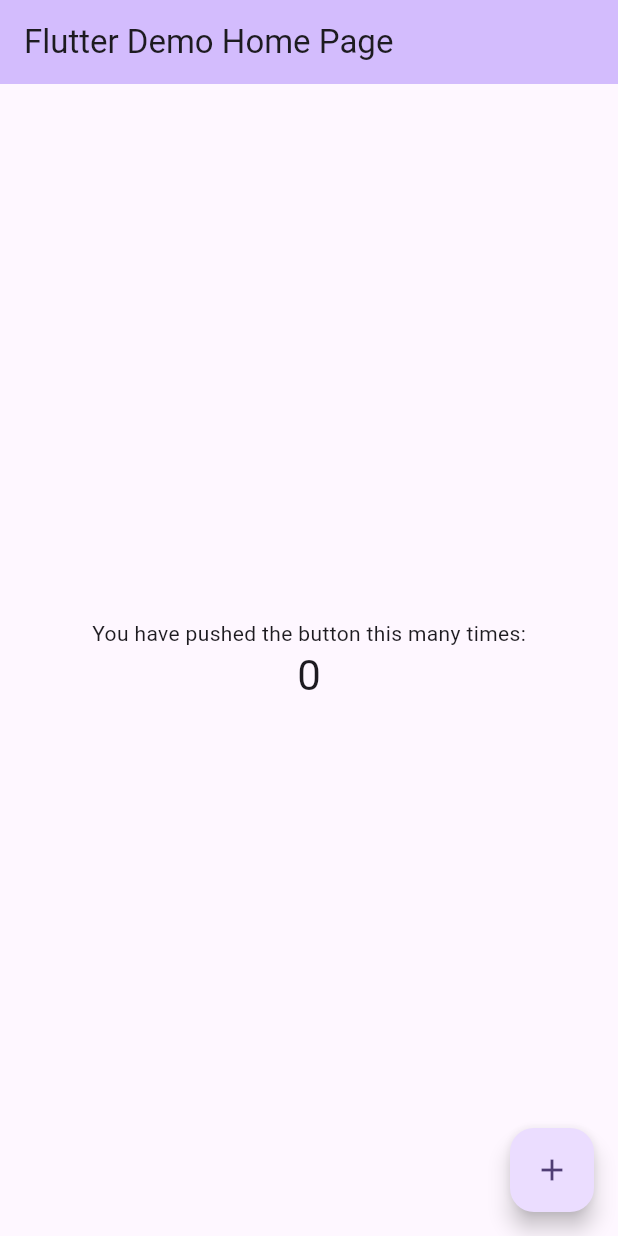
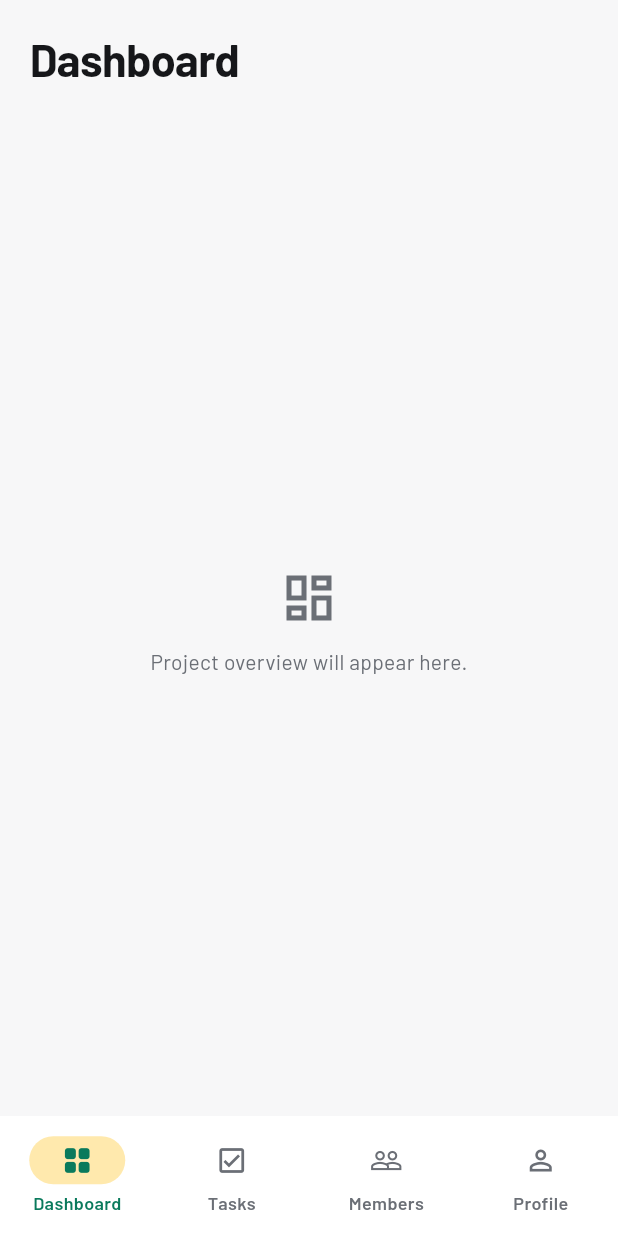
Before and after one commit to rebakevin/beautiful-tracker, a Flutter app: the screen it shows after launch, on a phone screen of 412 x 824 dp. Run offline on Flutter 3.47's test engine with Material 3 defaults, Android fonts, the phone set to English and light mode, and no system bars; our stand-ins replace google_fonts, sqflite; accounts and stored records are empty.

Commit message:
Add bottom navigation with four empty tabs
MainShell switches between Dashboard, Tasks, Members and Profile using
setState and an IndexedStack. Each tab is an empty placeholder built on
shared PageScaffold and EmptyState widgets. main() opens the database
before runApp. Includes a widget test for tab switching.

```diff
--- /dev/null
+++ b/lib/app.dart
@@ -0,0 +1,18 @@
+import 'package:flutter/material.dart';
+
+import 'core/theme/app_theme.dart';
+import 'navigation/main_shell.dart';
+
+class BeautifulTrackerApp extends StatelessWidget {
+  const BeautifulTrackerApp({super.key});
+
+  @override
+  Widget build(BuildContext context) {
+    return MaterialApp(
+      title: 'Beautiful Tracker',
+      debugShowCheckedModeBanner: false,
+      theme: AppTheme.light,
+      home: const MainShell(),
+    );
+  }
+}
--- /dev/null
+++ b/lib/features/dashboard/dashboard_screen.dart
@@ -0,0 +1,19 @@
+import 'package:flutter/material.dart';
+
+import '../../widgets/empty_state.dart';
+import '../../widgets/page_scaffold.dart';
+
+class DashboardScreen extends StatelessWidget {
+  const DashboardScreen({super.key});
+
+  @override
+  Widget build(BuildContext context) {
+    return const PageScaffold(
+      title: 'Dashboard',
+      child: EmptyState(
+        icon: Icons.dashboard_outlined,
+        message: 'Project overview will appear here.',
+      ),
+    );
+  }
+}
--- /dev/null
+++ b/lib/features/members/members_screen.dart
@@ -0,0 +1,19 @@
+import 'package:flutter/material.dart';
+
+import '../../widgets/empty_state.dart';
+import '../../widgets/page_scaffold.dart';
+
+class MembersScreen extends StatelessWidget {
+  const MembersScreen({super.key});
+
+  @override
+  Widget build(BuildContext context) {
+    return const PageScaffold(
+      title: 'Team Members',
+      child: EmptyState(
+        icon: Icons.people_outline,
+        message: 'No team members yet.',
+      ),
+    );
+  }
+}
--- /dev/null
+++ b/lib/features/profile/profile_screen.dart
@@ -0,0 +1,19 @@
+import 'package:flutter/material.dart';
+
+import '../../widgets/empty_state.dart';
+import '../../widgets/page_scaffold.dart';
+
+class ProfileScreen extends StatelessWidget {
+  const ProfileScreen({super.key});
+
+  @override
+  Widget build(BuildContext context) {
+    return const PageScaffold(
+      title: 'Profile',
+      child: EmptyState(
+        icon: Icons.person_outline,
+        message: 'Profile details will appear here.',
+      ),
+    );
+  }
+}
--- /dev/null
+++ b/lib/features/tasks/tasks_screen.dart
@@ -0,0 +1,19 @@
+import 'package:flutter/material.dart';
+
+import '../../widgets/empty_state.dart';
+import '../../widgets/page_scaffold.dart';
+
+class TasksScreen extends StatelessWidget {
+  const TasksScreen({super.key});
+
+  @override
+  Widget build(BuildContext context) {
+    return const PageScaffold(
+      title: 'Tasks',
+      child: EmptyState(
+        icon: Icons.task_alt_outlined,
+        message: 'No tasks yet.',
+      ),
+    );
+  }
+}
--- a/lib/main.dart
+++ b/lib/main.dart
@@ -1,122 +1,11 @@
 import 'package:flutter/material.dart';
 
-void main() {
-  runApp(const MyApp());
+import 'app.dart';
+import 'data/local/database_helper.dart';
+
+Future<void> main() async {
+  // Plugins (sqflite) need the binding before runApp.
+  WidgetsFlutterBinding.ensureInitialized();
+  await DatabaseHelper.instance.database;
+  runApp(const BeautifulTrackerApp());
 }
-
-class MyApp extends StatelessWidget {
-  const MyApp({super.key});
-
-  // This widget is the root of your application.
-  @override
-  Widget build(BuildContext context) {
-    return MaterialApp(
-      title: 'Flutter Demo',
-      theme: ThemeData(
-        // This is the theme of your application.
-        //
-        // TRY THIS: Try running your application with "flutter run". You'll see
-        // the application has a purple toolbar. Then, without quitting the app,
-        // try changing the seedColor in the colorScheme below to Colors.green
-        // and then invoke "hot reload" (save your changes or press the "hot
-        // reload" button in a Flutter-supported IDE, or press "r" if you used
-        // the command line to start the app).
-        //
-        // Notice that the counter didn't reset back to zero; the application
-        // state is not lost during the reload. To reset the state, use hot
-        // restart instead.
-        //
-        // This works for code too, not just values: Most code changes can be
-        // tested with just a hot reload.
-        colorScheme: .fromSeed(seedColor: Colors.deepPurple),
-      ),
-      home: const MyHomePage(title: 'Flutter Demo Home Page'),
-    );
-  }
-}
-
-class MyHomePage extends StatefulWidget {
-  const MyHomePage({super.key, required this.title});
-
-  // This widget is the home page of your application. It is stateful, meaning
-  // that it has a State object (defined below) that contains fields that affect
-  // how it looks.
-
-  // This class is the configuration for the state. It holds the values (in this
-  // case the title) provided by the parent (in this case the App widget) and
-  // used by the build method of the State. Fields in a Widget subclass are
-  // always marked "final".
-
-  final String title;
-
-  @override
-  State<MyHomePage> createState() => _MyHomePageState();
-}
-
-class _MyHomePageState extends State<MyHomePage> {
-  int _counter = 0;
-
-  void _incrementCounter() {
-    setState(() {
-      // This call to setState tells the Flutter framework that something has
-      // changed in this State, which causes it to rerun the build method below
-      // so that the display can reflect the updated values. If we changed
-      // _counter without calling setState(), then the build method would not be
-      // called again, and so nothing would appear to happen.
-      _counter++;
-    });
-  }
-
-  @override
-  Widget build(BuildContext context) {
-    // This method is rerun every time setState is called, for instance as done
-    // by the _incrementCounter method above.
-    //
-    // The Flutter framework has been optimized to make rerunning build methods
-    // fast, so that you can just rebuild anything that needs updating rather
-    // than having to individually change instances of widgets.
-    return Scaffold(
-      appBar: AppBar(
-        // TRY THIS: Try changing the color here to a specific color (to
-        // Colors.amber, perhaps?) and trigger a hot reload to see the AppBar
-        // change color while the other colors stay the same.
-        backgroundColor: Theme.of(context).colorScheme.inversePrimary,
-        // Here we take the value from the MyHomePage object that was created by
-        // the App.build method, and use it to set our appbar title.
-        title: Text(widget.title),
-      ),
-      body: Center(
-        // Center is a layout widget. It takes a single child and positions it
-        // in the middle of the parent.
-        child: Column(
-          // Column is also a layout widget. It takes a list of children and
-          // arranges them vertically. By default, it sizes itself to fit its
-          // children horizontally, and tries to be as tall as its parent.
-          //
-          // Column has various properties to control how it sizes itself and
-          // how it positions its children. Here we use mainAxisAlignment to
-          // center the children vertically; the main axis here is the vertical
-          // axis because Columns are vertical (the cross axis would be
-          // horizontal).
-          //
-          // TRY THIS: Invoke "debug painting" (choose the "Toggle Debug Paint"
-          // action in the IDE, or press "p" in the console), to see the
-          // wireframe for each widget.
-          mainAxisAlignment: .center,
-          children: [
-            const Text('You have pushed the button this many times:'),
-            Text(
-              '$_counter',
-              style: Theme.of(context).textTheme.headlineMedium,
-            ),
-          ],
-        ),
-      ),
-      floatingActionButton: FloatingActionButton(
-        onPressed: _incrementCounter,
-        tooltip: 'Increment',
-        child: const Icon(Icons.add),
-      ),
-    );
-  }
-}
--- /dev/null
+++ b/lib/navigation/main_shell.dart
@@ -0,0 +1,71 @@
+import 'package:flutter/material.dart';
+
+import '../core/theme/app_colors.dart';
+import '../features/dashboard/dashboard_screen.dart';
+import '../features/members/members_screen.dart';
+import '../features/profile/profile_screen.dart';
+import '../features/tasks/tasks_screen.dart';
+
+/// Root screen after sign-in: hosts the four main tabs behind a bottom
+/// navigation bar.
+class MainShell extends StatefulWidget {
+  const MainShell({super.key});
+
+  @override
+  State<MainShell> createState() => _MainShellState();
+}
+
+class _MainShellState extends State<MainShell> {
+  int _currentIndex = 0;
+
+  // IndexedStack keeps every tab alive, so scroll position and inputs are
+  // preserved when switching between tabs.
+  static const _pages = [
+    DashboardScreen(),
+    TasksScreen(),
+    MembersScreen(),
+    ProfileScreen(),
+  ];
+
+  void _onTabSelected(int index) {
+    setState(() => _currentIndex = index);
+  }
+
+  @override
+  Widget build(BuildContext context) {
+    return Scaffold(
+      body: IndexedStack(index: _currentIndex, children: _pages),
+      bottomNavigationBar: DecoratedBox(
+        decoration: const BoxDecoration(
+          border: Border(top: BorderSide(color: AppColors.hairline)),
+        ),
+        child: NavigationBar(
+          selectedIndex: _currentIndex,
+          onDestinationSelected: _onTabSelected,
+          destinations: const [
+            NavigationDestination(
+              icon: Icon(Icons.grid_view_outlined),
+              selectedIcon: Icon(Icons.grid_view_rounded),
+              label: 'Dashboard',
+            ),
+            NavigationDestination(
+              icon: Icon(Icons.check_box_outlined),
+              selectedIcon: Icon(Icons.check_box_rounded),
+              label: 'Tasks',
+            ),
+            NavigationDestination(
+              icon: Icon(Icons.people_outline),
+              selectedIcon: Icon(Icons.people_rounded),
+              label: 'Members',
+            ),
+            NavigationDestination(
+              icon: Icon(Icons.person_outline),
+              selectedIcon: Icon(Icons.person_rounded),
+              label: 'Profile',
+            ),
+          ],
+        ),
+      ),
+    );
+  }
+}
--- /dev/null
+++ b/lib/widgets/empty_state.dart
@@ -0,0 +1,30 @@
+import 'package:flutter/material.dart';
+
+import '../core/theme/app_colors.dart';
+import '../core/theme/app_spacing.dart';
+
+/// Centered icon + message shown when a list or page has no content.
+class EmptyState extends StatelessWidget {
+  const EmptyState({super.key, required this.icon, required this.message});
+
+  final IconData icon;
+  final String message;
+
+  @override
+  Widget build(BuildContext context) {
+    return Center(
+      child: Column(
+        mainAxisSize: MainAxisSize.min,
+        children: [
+          Icon(icon, size: 40, color: AppColors.muted),
+          const SizedBox(height: AppSpacing.md),
+          Text(
+            message,
+            textAlign: TextAlign.center,
+            style: Theme.of(context).textTheme.bodyMedium,
+          ),
+        ],
+      ),
+    );
+  }
+}
--- /dev/null
+++ b/lib/widgets/page_scaffold.dart
@@ -0,0 +1,35 @@
+import 'package:flutter/material.dart';
+
+import '../core/theme/app_spacing.dart';
+
+/// Shared layout for the main tab pages: a page title followed by scrollable
+/// content, padded to the screen margin.
+class PageScaffold extends StatelessWidget {
+  const PageScaffold({super.key, required this.title, required this.child});
+
+  final String title;
+  final Widget child;
+
+  @override
+  Widget build(BuildContext context) {
+    return SafeArea(
+      bottom: false,
+      child: Padding(
+        padding: const EdgeInsets.fromLTRB(
+          AppSpacing.screen,
+          AppSpacing.screen,
+          AppSpacing.screen,
+          0,
+        ),
+        child: Column(
+          crossAxisAlignment: CrossAxisAlignment.stretch,
+          children: [
+            Text(title, style: Theme.of(context).textTheme.headlineMedium),
+            const SizedBox(height: AppSpacing.section),
+            Expanded(child: child),
+          ],
+        ),
+      ),
+    );
+  }
+}
```
Also changed, not shown: 1 other file.
